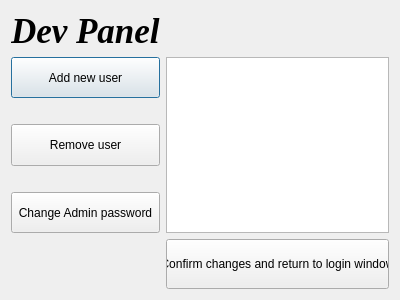
First picture: the form in config.ui, repository PiotrPatelski/SportTicketProject, before the edit.
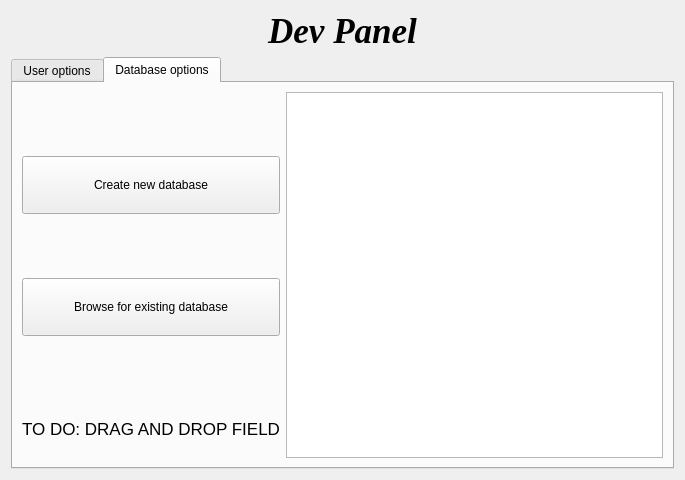
Second picture: the form after the edit.

Patch:
```diff
--- a/config.ui
+++ b/config.ui
@@ -6,18 +6,50 @@
    <rect>
     <x>0</x>
     <y>0</y>
-    <width>400</width>
-    <height>300</height>
+    <width>685</width>
+    <height>480</height>
    </rect>
   </property>
   <property name="windowTitle">
    <string>Dialog</string>
   </property>
   <layout class="QGridLayout" name="gridLayout">
-   <item row="1" column="1">
-    <widget class="QTableView" name="tableView"/>
+   <item row="0" column="0">
+    <widget class="QLabel" name="label">
+     <property name="sizePolicy">
+      <sizepolicy hsizetype="Preferred" vsizetype="Preferred">
+       <horstretch>0</horstretch>
+       <verstretch>0</verstretch>
+      </sizepolicy>
+     </property>
+     <property name="font">
+      <font>
+       <family>Times New Roman</family>
+       <pointsize>26</pointsize>
+       <weight>75</weight>
+       <italic>true</italic>
+       <bold>true</bold>
+      </font>
+     </property>
+     <property name="text">
+      <string>Dev Panel</string>
+     </property>
+     <property name="alignment">
+      <set>Qt::AlignCenter</set>
+     </property>
+    </widget>
    </item>
    <item row="1" column="0">
+    <widget class="QTabWidget" name="tabWidget">
+     <property name="currentIndex">
+      <number>1</number>
+     </property>
+     <widget class="QWidget" name="userOptionsTab">
+      <attribute name="title">
+       <string>User options</string>
+      </attribute>
+      <layout class="QGridLayout" name="gridLayout_2">
+       <item row="0" column="0">
     <layout class="QVBoxLayout" name="verticalLayout">
      <item>
       <widget class="QPushButton" name="addUserButton">
@@ -92,29 +124,10 @@
      </item>
     </layout>
    </item>
-   <item row="0" column="0">
-    <widget class="QLabel" name="label">
-     <property name="sizePolicy">
-      <sizepolicy hsizetype="Preferred" vsizetype="Preferred">
-       <horstretch>0</horstretch>
-       <verstretch>0</verstretch>
-      </sizepolicy>
-     </property>
-     <property name="font">
-      <font>
-       <family>Times New Roman</family>
-       <pointsize>26</pointsize>
-       <weight>75</weight>
-       <italic>true</italic>
-       <bold>true</bold>
-      </font>
-     </property>
-     <property name="text">
-      <string>Dev Panel</string>
-     </property>
-    </widget>
-   </item>
-   <item row="2" column="1">
+       <item row="0" column="1">
+        <widget class="QTableView" name="tableView"/>
+       </item>
+       <item row="1" column="1">
     <widget class="QPushButton" name="confirmChangesButton">
      <property name="sizePolicy">
       <sizepolicy hsizetype="Minimum" vsizetype="Minimum">
@@ -137,6 +150,106 @@
      <property name="text">
       <string>Confirm changes and return to login window</string>
      </property>
+        </widget>
+       </item>
+      </layout>
+     </widget>
+     <widget class="QWidget" name="databaseOptionsTab">
+      <attribute name="title">
+       <string>Database options</string>
+      </attribute>
+      <layout class="QGridLayout" name="gridLayout_3">
+       <item row="3" column="0">
+        <widget class="QPushButton" name="browseDBButton">
+         <property name="sizePolicy">
+          <sizepolicy hsizetype="Minimum" vsizetype="Minimum">
+           <horstretch>0</horstretch>
+           <verstretch>0</verstretch>
+          </sizepolicy>
+         </property>
+         <property name="text">
+          <string>Browse for existing database</string>
+         </property>
+        </widget>
+       </item>
+       <item row="2" column="0">
+        <spacer name="verticalSpacer_3">
+         <property name="orientation">
+          <enum>Qt::Vertical</enum>
+         </property>
+         <property name="sizeType">
+          <enum>QSizePolicy::Minimum</enum>
+         </property>
+         <property name="sizeHint" stdset="0">
+          <size>
+           <width>20</width>
+           <height>40</height>
+          </size>
+         </property>
+        </spacer>
+       </item>
+       <item row="4" column="0">
+        <spacer name="verticalSpacer_4">
+         <property name="orientation">
+          <enum>Qt::Vertical</enum>
+         </property>
+         <property name="sizeType">
+          <enum>QSizePolicy::Minimum</enum>
+         </property>
+         <property name="sizeHint" stdset="0">
+          <size>
+           <width>20</width>
+           <height>40</height>
+          </size>
+         </property>
+        </spacer>
+       </item>
+       <item row="1" column="0">
+        <widget class="QPushButton" name="createNewDBButton">
+         <property name="sizePolicy">
+          <sizepolicy hsizetype="Minimum" vsizetype="Minimum">
+           <horstretch>0</horstretch>
+           <verstretch>0</verstretch>
+          </sizepolicy>
+         </property>
+         <property name="text">
+          <string>Create new database</string>
+         </property>
+        </widget>
+       </item>
+       <item row="5" column="0">
+        <widget class="QLabel" name="label_2">
+         <property name="font">
+          <font>
+           <pointsize>13</pointsize>
+          </font>
+         </property>
+         <property name="text">
+          <string>TO DO: DRAG AND DROP FIELD</string>
+         </property>
+        </widget>
+       </item>
+       <item row="0" column="0">
+        <spacer name="verticalSpacer_5">
+         <property name="orientation">
+          <enum>Qt::Vertical</enum>
+         </property>
+         <property name="sizeType">
+          <enum>QSizePolicy::Minimum</enum>
+         </property>
+         <property name="sizeHint" stdset="0">
+          <size>
+           <width>20</width>
+           <height>40</height>
+          </size>
+         </property>
+        </spacer>
+       </item>
+       <item row="0" column="1" rowspan="6">
+        <widget class="QListWidget" name="databaseListWidget"/>
+       </item>
+      </layout>
+     </widget>
     </widget>
    </item>
   </layout>
```
Lines whose indentation alone changed are shown as unchanged.
